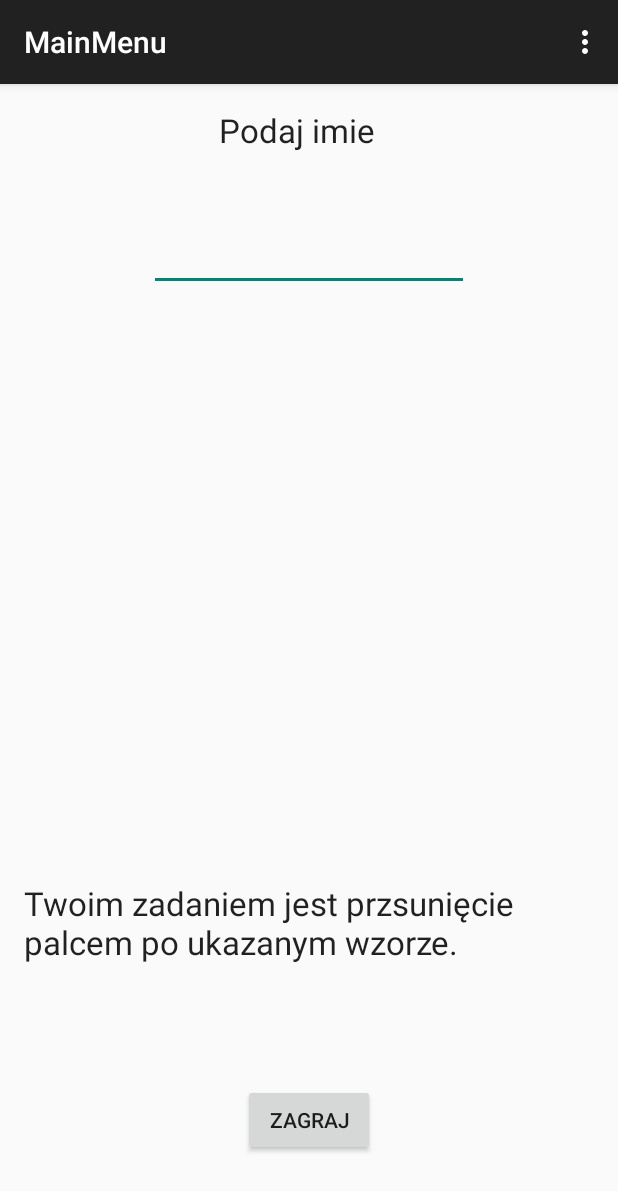
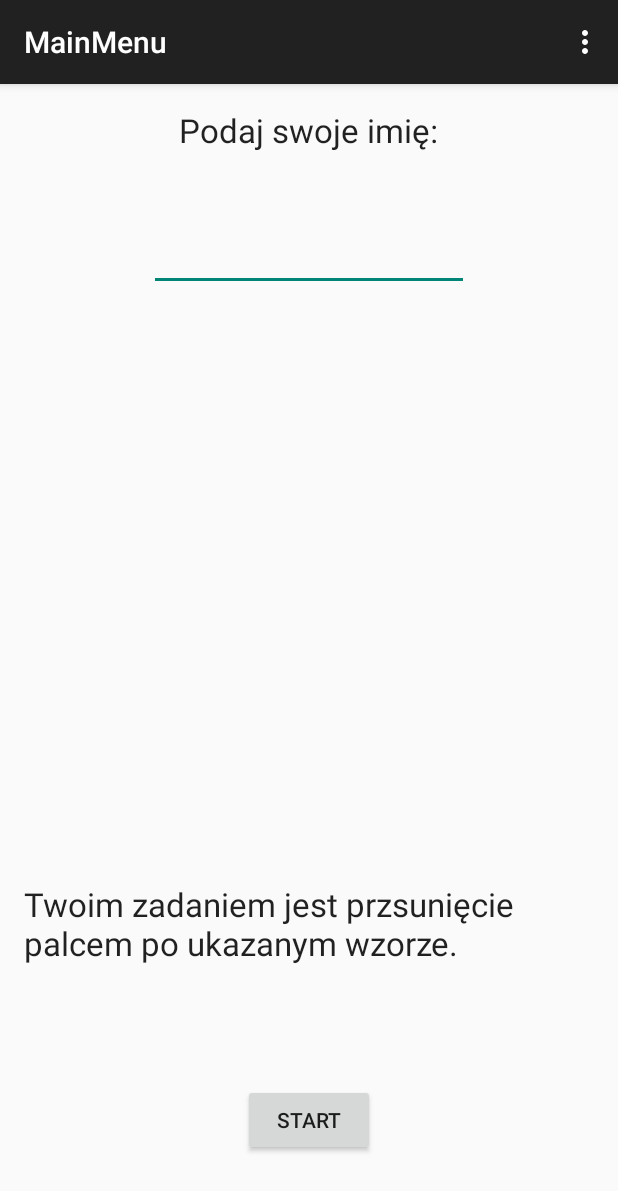
Before and after one commit to Rolfer66/ProjektPrzejsciowyTomaszSzulcBartlomiejWisniewski, an Android app: the MainMenu screen opened directly, with no data from a screen before it, on a phone screen of 412 x 824 dp. Shown: the top 1191 px of the screen. Run offline under Robolectric (Android 15) with nearby library versions, the phone set to English and light mode, and no system bars.

Commit message:
Wymagane imie + (komentarz) powrot do poczatku

```diff
--- a/app/src/main/res/layout/activity_main_menu.xml
+++ b/app/src/main/res/layout/activity_main_menu.xml
@@ -10,7 +10,7 @@
     <Button
         android:layout_width="wrap_content"
         android:layout_height="wrap_content"
-        android:text="@string/Zagraj"
+        android:text="START"
         android:id="@+id/buttonZagraj"
         android:onClick="buttonZagrajClicked"
         android:layout_alignParentBottom="true"
@@ -23,7 +23,7 @@
         android:textAppearance="?android:attr/textAppearanceLarge"
         android:text="Twoim zadaniem jest przsunięcie palcem po ukazanym wzorze. "
         android:id="@+id/textView"
-        android:layout_marginBottom="80dp"
+        android:layout_marginBottom="79dp"
         android:layout_above="@+id/buttonZagraj"
         android:layout_alignParentLeft="true"
         android:layout_alignParentStart="true" />
@@ -32,17 +32,16 @@
         android:layout_width="wrap_content"
         android:layout_height="wrap_content"
         android:textAppearance="?android:attr/textAppearanceLarge"
-        android:text="Podaj imie"
+        android:text="Podaj swoje imię:"
+        android:gravity="center"
         android:id="@+id/textView2"
         android:layout_alignParentTop="true"
-        android:layout_alignRight="@+id/buttonZagraj"
-        android:layout_alignEnd="@+id/buttonZagraj" />
+        android:layout_centerHorizontal="true" />
 
     <EditText
         android:layout_width="wrap_content"
         android:layout_height="wrap_content"
         android:inputType="textPersonName"
-        android:text=""
         android:ems="10"
         android:id="@+id/ImieText"
         android:layout_marginTop="47dp"
--- a/app/src/main/res/layout/activity_zygzak.xml
+++ b/app/src/main/res/layout/activity_zygzak.xml
@@ -4,7 +4,8 @@
     android:paddingRight="@dimen/activity_horizontal_margin"
     android:paddingTop="@dimen/activity_vertical_margin"
     android:paddingBottom="@dimen/activity_vertical_margin"
-    tools:context="com.example.tooomasz.projektprzejsciowytomaszszulc.Zygzak">
+    tools:context="com.example.tooomasz.projektprzejsciowytomaszszulc.Zygzak"
+    android:id="@+id/a">
 
 
 
```
Also changed, not shown: app/src/main/java/com/example/tooomasz/projektprzejsciowytomaszszulc/Koniec.java (added, +7 -0 lines), app/src/main/java/com/example/tooomasz/projektprzejsciowytomaszszulc/MainMenu.java (+24 -10 lines), app/src/main/java/com/example/tooomasz/projektprzejsciowytomaszszulc/Zygzak.java (+24 -1 lines), app/src/main/res/layout/activity_main.xml (+11 -0 lines).
